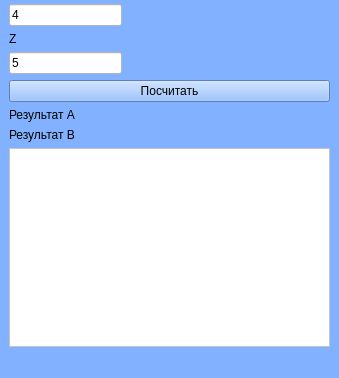
First picture: the form in MainWindows/mainwindow.ui, repository Tekkers75/QT, before the edit; both pictures show x 0 to 339 and y 173 to 551 of the 339 by 551 pixel window.
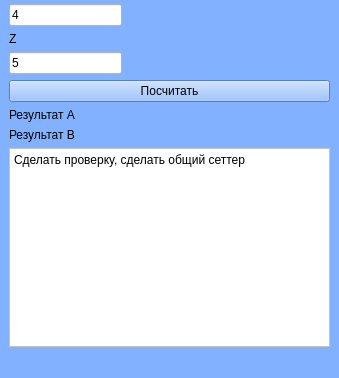
Second picture: the form after the edit. Icons and pictures are not drawn.

Patch:
```diff
--- a/MainWindows/mainwindow.ui
+++ b/MainWindows/mainwindow.ui
@@ -219,6 +219,10 @@
            <string notr="true">color: rgb(0, 0, 0);
 background-color: rgb(255, 255, 255);</string>
           </property>
+          <property name="plainText">
+           <string>Сделать проверку, сделать общий сеттер
+</string>
+          </property>
          </widget>
         </item>
        </layout>
```
